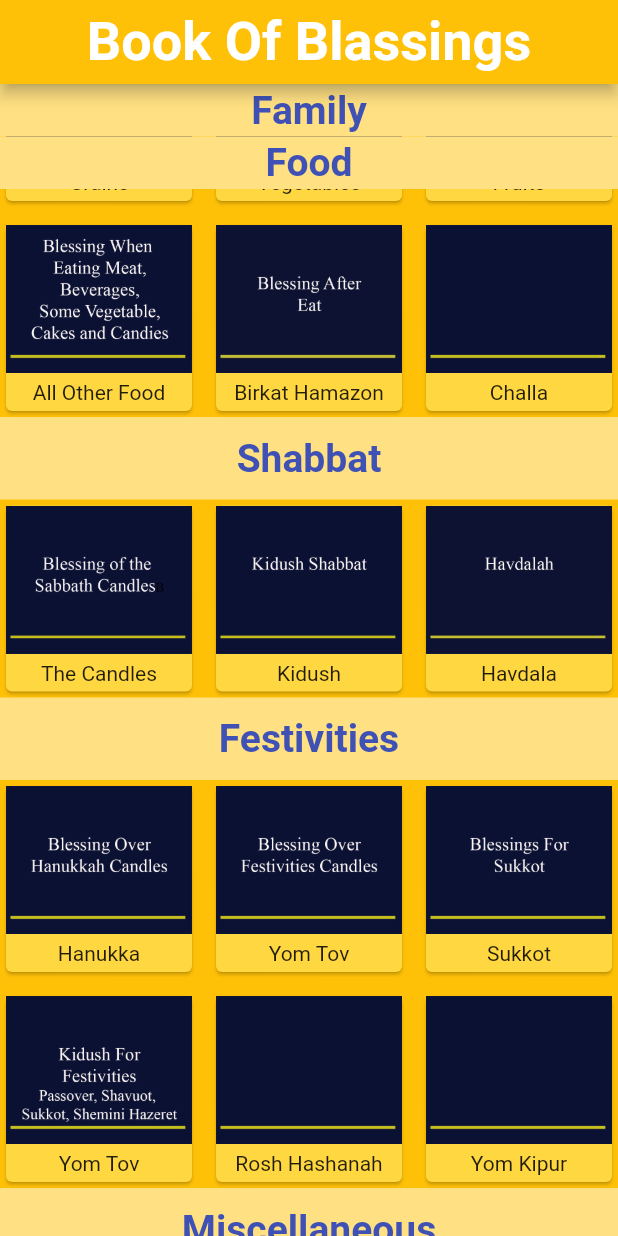
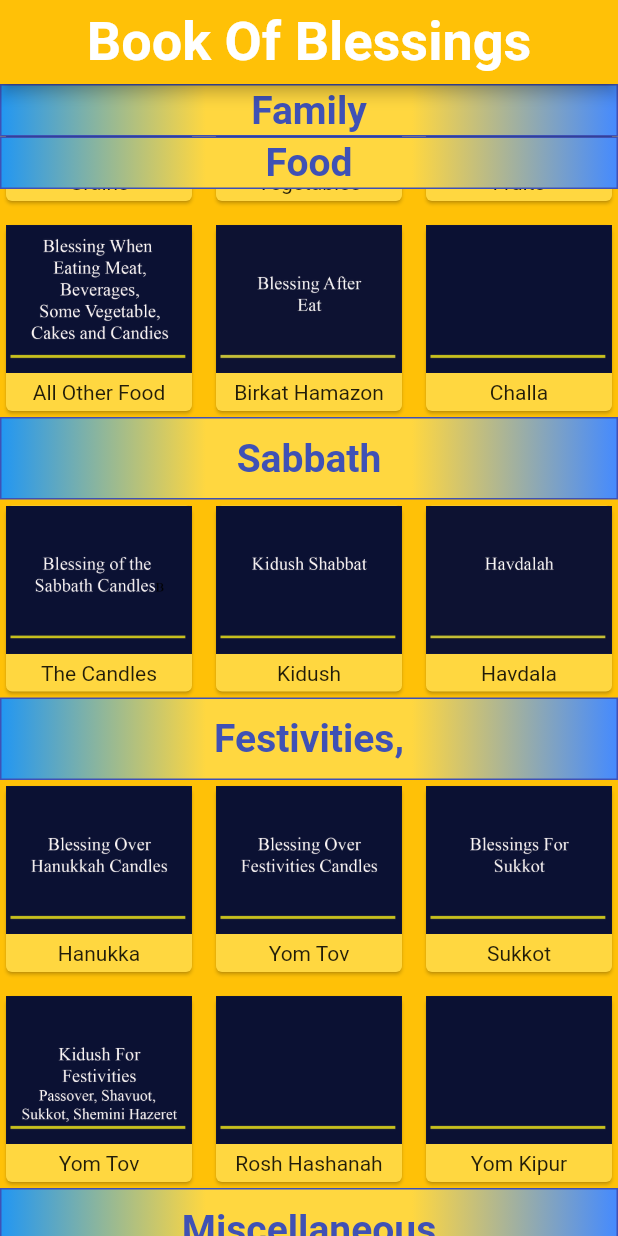
Before and after one commit to qqapps18/blessing_test_grid_app, a Flutter app: the screen it shows after launch, scrolled down 576 dp, on a phone screen of 412 x 824 dp. Run offline on Flutter 3.47's test engine with Material 2 defaults, Android fonts, the phone set to English and light mode, and no system bars; missing offline and left inert: flutter_pdfview.

Commit message:
Se arreglo para el manejo de diferentes idiomas, falta toda la parte del gridview todavia

```diff
--- a/lib/Blessing.dart
+++ b/lib/Blessing.dart
@@ -9,6 +9,7 @@ class Blessing {
   String name;
   String fileName;
   String imagePath;
+
 // agrego nombre de para el AppBAr de lectura del PDF
   String appBarName;
 
--- /dev/null
+++ b/lib/lang/en.json
@@ -0,0 +1,8 @@
+{
+  "Book_Of_ Blessings": "Book Of Blessings",
+  "Family":             "Family",
+  "Food":               "Food",
+  "Sabbath":            "Sabbath",
+  "Festivities":        "Festivities,",
+  "Miscellaneous":      "Miscellaneous"
+}
--- /dev/null
+++ b/lib/lang/es.json
@@ -0,0 +1,8 @@
+{
+  "Book_Of_ Blessings": "Libro de Bendiciones",
+  "Family":             "Familia",
+  "Food":               "Comida",
+  "Sabbath":            "Shabat",
+  "Festivities":        "Festividades,",
+  "Miscellaneous":      "Miscelaneos"
+}
--- /dev/null
+++ b/lib/localization/App_Localization.dart
@@ -0,0 +1,52 @@
+import 'dart:convert';
+
+import 'package:flutter/cupertino.dart';
+import 'package:flutter/services.dart';
+
+class AppLocalization {
+  final Locale locale;
+
+  AppLocalization(this.locale);
+
+  static AppLocalization of(BuildContext context) {
+    return Localizations.of<AppLocalization>(context, AppLocalization);
+  }
+
+  Map<String, String> _localizedValues;
+
+  Future load() async {
+    String jsonStringValues =
+        await rootBundle.loadString('lib/lang/${locale.languageCode}.json');
+
+    Map<String, dynamic> mappedJson = json.decode(jsonStringValues);
+
+    _localizedValues =
+        mappedJson.map((key, value) => MapEntry(key, value.toString()));
+  }
+
+  String getTranslatedValue(String key) {
+    return _localizedValues[key];
+  }
+
+  static const LocalizationsDelegate<AppLocalization> delegate =
+      _AppLocalizationDelegate();
+}
+
+class _AppLocalizationDelegate extends LocalizationsDelegate<AppLocalization> {
+  const _AppLocalizationDelegate();
+
+  @override
+  bool isSupported(Locale locale) {
+    return ['en', 'es'].contains(locale.languageCode);
+  }
+
+  @override
+  Future<AppLocalization> load(Locale locale) async {
+    AppLocalization localization = new AppLocalization(locale);
+    await localization.load();
+    return localization;
+  }
+
+  @override
+  bool shouldReload(_AppLocalizationDelegate old) => false;
+}
--- /dev/null
+++ b/lib/localization/localization_constants.dart
@@ -0,0 +1,6 @@
+import 'package:blessingtestgridapp/localization/App_Localization.dart';
+import 'package:flutter/cupertino.dart';
+
+String getTranslated(BuildContext context, String key) {
+  return AppLocalization.of(context).getTranslatedValue(key);
+}
--- a/lib/main.dart
+++ b/lib/main.dart
@@ -3,11 +3,14 @@ import 'package:blessingtestgridapp/FestivitiesBlessing.dart';
 import 'package:blessingtestgridapp/FoodBlessing.dart';
 import 'package:blessingtestgridapp/MiscellaneousBlessing.dart';
 import 'package:blessingtestgridapp/ShabbatBlesing.dart';
+import 'package:blessingtestgridapp/localization/App_Localization.dart';
 import 'package:flutter/cupertino.dart';
 import 'package:flutter/material.dart';
+import 'package:flutter_localizations/flutter_localizations.dart';
 import 'Blessing.dart';
 import 'FileProvider.dart';
 import 'BlessingSectionHeader.dart';
+import 'localization/localization_constants.dart';
 
 void main() {
   runApp(BlessingGridView());
@@ -19,6 +22,7 @@ class BlessingGridView extends StatefulWidget {
 }
 
 class _BlessingGridViewState extends State<BlessingGridView> {
+
   // Inicializamos la clase 'FileProvider'
   var fileProvider = FileProvider();
 
@@ -107,6 +111,23 @@ class _BlessingGridViewState extends State<BlessingGridView> {
   @override
   Widget build(BuildContext context) {
     return MaterialApp(
+        supportedLocales: [
+          Locale('en', 'US'),
+          Locale('es', 'ES'),
+        ],
+        localizationsDelegates: [
+          AppLocalization.delegate,
+          GlobalMaterialLocalizations.delegate,
+          GlobalWidgetsLocalizations.delegate,
+          GlobalCupertinoLocalizations.delegate,
+        ],
+        localeResolutionCallback: (deviceLocale, supportedLocales) {
+          if ('es' == deviceLocale.languageCode) {
+            return deviceLocale;
+          }
+
+          return supportedLocales.first;
+        },
         home: Builder(
           builder: (context) => Scaffold(
             backgroundColor: Colors.amber,
@@ -115,7 +136,7 @@ class _BlessingGridViewState extends State<BlessingGridView> {
                 slivers: <Widget>[
                   SliverAppBar(
                     title: Text(
-                  'Book Of Blassings',
+                      getTranslated(context, 'Book_Of_ Blessings'),
                       style: TextStyle(
                         color: Colors.white,
                         fontSize: 36,
@@ -134,7 +155,8 @@ class _BlessingGridViewState extends State<BlessingGridView> {
                   ),
 
 //   este es el encabezado de la primera seccion  **************************
-              BlessingSectionHeader(Colors.amber[200], 'Family'),
+                  BlessingSectionHeader(
+                      Colors.amber[200], getTranslated(context, 'Family')),
 
 // lista de bendiciones de la primera seccion ******************************
                   SliverGrid.count(
@@ -145,7 +167,8 @@ class _BlessingGridViewState extends State<BlessingGridView> {
                   ),
 
 //   este es el encabezado de la segunda  seccion  **************************
-              BlessingSectionHeader(Colors.amber[200], 'Food'),
+                  BlessingSectionHeader(
+                      Colors.amber[200], getTranslated(context, 'Food')),
 
 // lista de bendiciones de la segunda seccion ******************************
                   SliverGrid.count(
@@ -155,7 +178,8 @@ class _BlessingGridViewState extends State<BlessingGridView> {
                     children: BlessingsFood(context),
                   ),
 //   este es el encabezado de la tercera  seccion  **************************
-              BlessingSectionHeader(Colors.amber[200], 'Shabbat'),
+                  BlessingSectionHeader(
+                      Colors.amber[200], getTranslated(context, 'Sabbath')),
 
 // lista de bendiciones de la segunda seccion ******************************
                   SliverGrid.count(
@@ -165,7 +189,8 @@ class _BlessingGridViewState extends State<BlessingGridView> {
                     children: BlessingsShabbat(context),
                   ),
 //   este es el encabezado de la cuarta  seccion  **************************
-              BlessingSectionHeader(Colors.amber[200], 'Festivities'),
+                  BlessingSectionHeader(
+                      Colors.amber[200], getTranslated(context, 'Festivities')),
 
 // lista de bendiciones de la quinta seccion ******************************
                   SliverGrid.count(
@@ -175,7 +200,8 @@ class _BlessingGridViewState extends State<BlessingGridView> {
                     children: BlessingsFestivities(context),
                   ),
 //   este es el encabezado de la quinta  seccion  **************************
-              BlessingSectionHeader(Colors.amber[200], 'Miscellaneous'),
+                  BlessingSectionHeader(Colors.amber[200],
+                      getTranslated(context, 'Miscellaneous')),
 
 // lista de bendiciones de la sexta seccion ******************************
                   SliverGrid.count(
--- a/pubspec.yaml
+++ b/pubspec.yaml
@@ -22,6 +22,8 @@ environment:
 
 dependencies:
   flutter:
+    sdk: flutter
+  flutter_localizations:
     sdk: flutter
 
 
@@ -49,6 +51,7 @@ flutter:
   # To add assets to your application, add an assets section, like this:
   assets:
     - assets/
+    - lib/lang/
 
 
   # An image asset can refer to one or more resolution-specific "variants", see
```
Also changed, not shown: lib/BlessingSectionHeader.dart (+14 -1 lines), pubspec.lock. Lines whose indentation alone changed are shown as unchanged.
